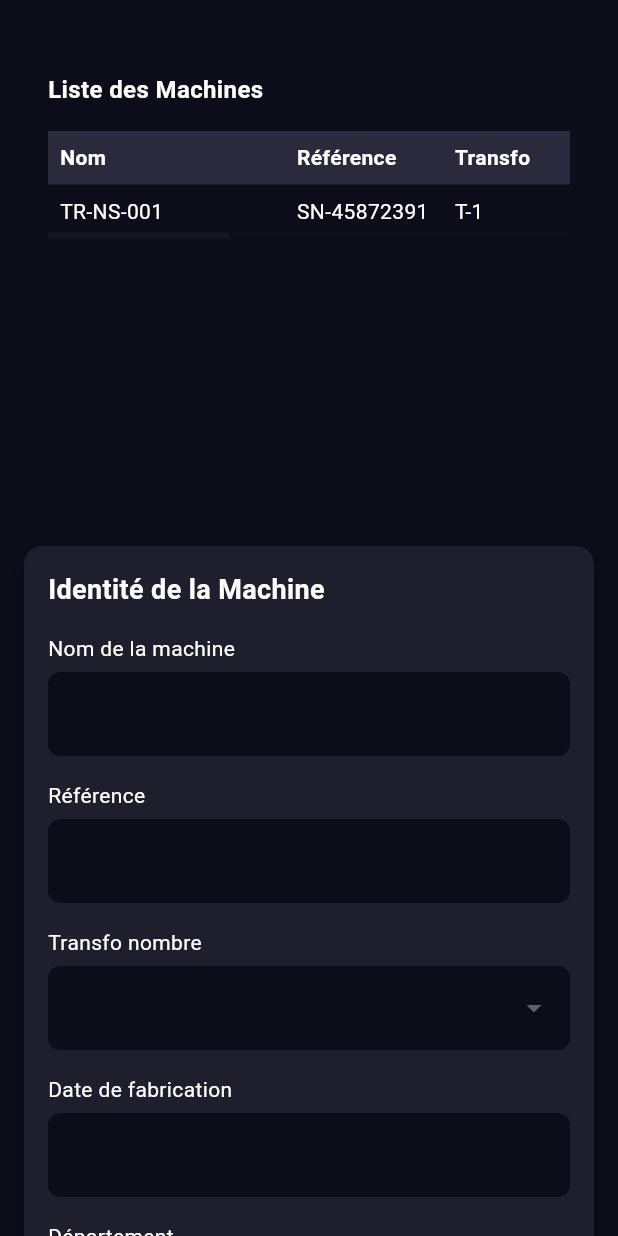
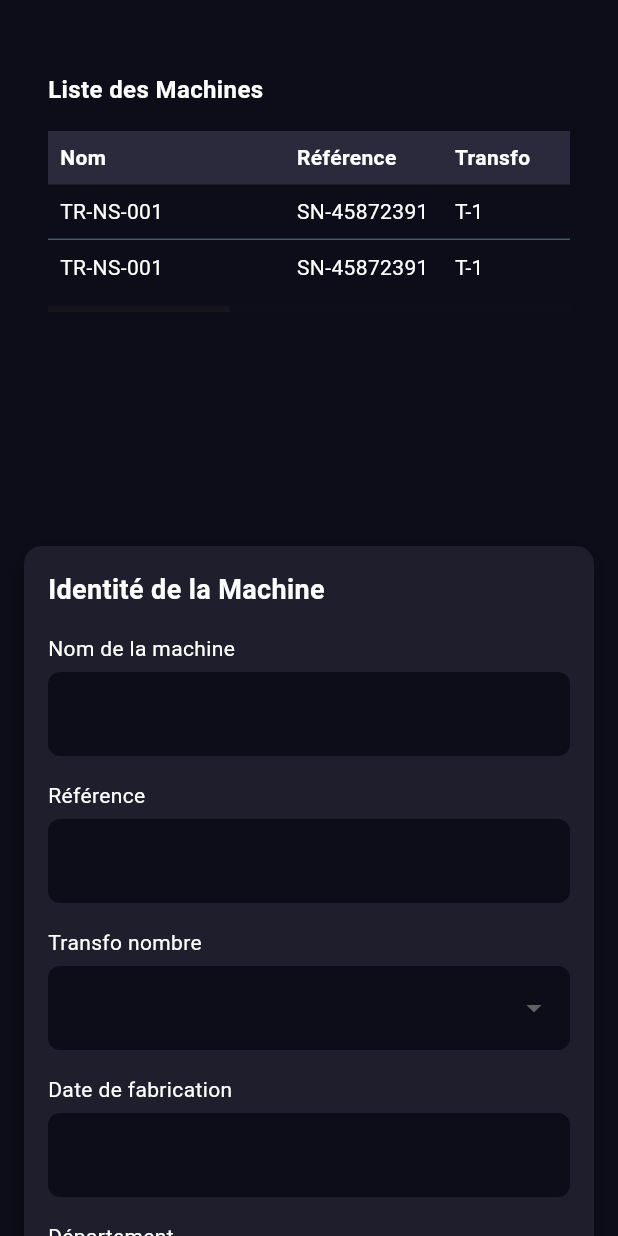
Before and after one commit to HadhemiBM/Energy_Transfo_Screen, a Flutter app: the screen it shows after launch, on a phone screen of 412 x 824 dp. Run offline on Flutter 3.47's test engine with Material 3 defaults, Android fonts, the phone set to English and light mode, and no system bars; our stand-ins replace pie_chart.

```diff
--- a/lib/table.dart
+++ b/lib/table.dart
@@ -190,10 +190,15 @@ class MachineTable extends StatelessWidget {
           const SizedBox(height: 16),
 
           // Scrollbar visible avec SingleChildScrollView horizontal
+           Padding(
+            padding: const EdgeInsets.only(bottom: 12), // espace avant scrollbar
+            child:
 Scrollbar(
   controller: scrollController,
-            thumbVisibility: true, // pour que la scrollbar soit toujours visible
-            trackVisibility: true, // optionnel : afficher la piste
+  thumbVisibility: true,
+  trackVisibility: true,
+  child: Padding(
+    padding: const EdgeInsets.only(bottom: 12), // espace avant la scrollbar
     child: SingleChildScrollView(
       controller: scrollController,
       scrollDirection: Axis.horizontal,
@@ -213,8 +218,7 @@ class MachineTable extends StatelessWidget {
           },
           children: [
             TableRow(
-                      decoration:
-                          const BoxDecoration(color: Color(0xFF2A2A3C)),
+              decoration: const BoxDecoration(color: Color(0xFF2A2A3C)),
               children: [
                 _buildCell('Nom', true),
                 _buildCell('Référence', true),
@@ -240,12 +244,33 @@ class MachineTable extends StatelessWidget {
                 _buildCell('021245', false),
               ],
             ),
+               // Ligne de séparation
+    TableRow(
+      decoration: const BoxDecoration(color: Color.fromARGB(94, 174, 220, 242)),
+      children: List.generate(9, (_) => Container(height: 1)),
+    ),
+                   TableRow(
+              children: [
+                _buildCell('TR-NS-001', false),
+                _buildCell('SN-45872391', false),
+                _buildCell('T-1', false),
+                _buildCell('12/03/2021', false),
+                _buildCell('**********', false),
+                _buildCell('** KVA', false),
+                _buildCell('** A', false),
+                _buildCell('** V', false),
+                _buildCell('021245', false),
+              ],
+            ),
           ],
         ),
       ),
     ),
   ),
-        ],
+),
+
+
+      )],
       ),
     );
   }
```
Lines whose indentation alone changed are shown as unchanged.
